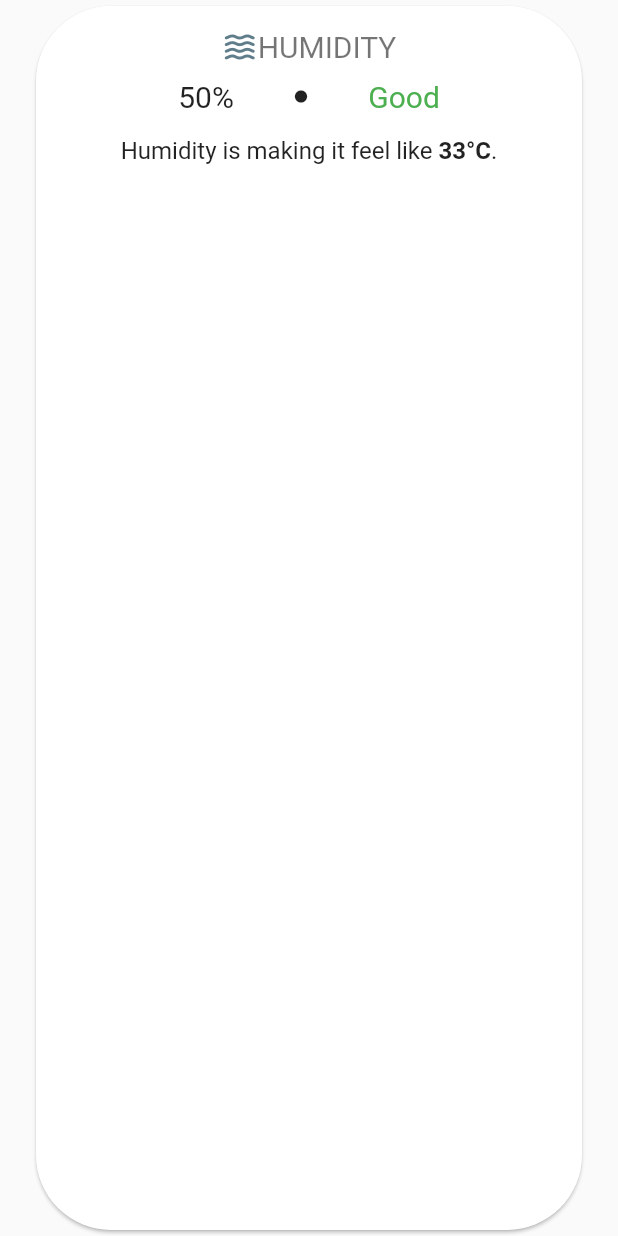
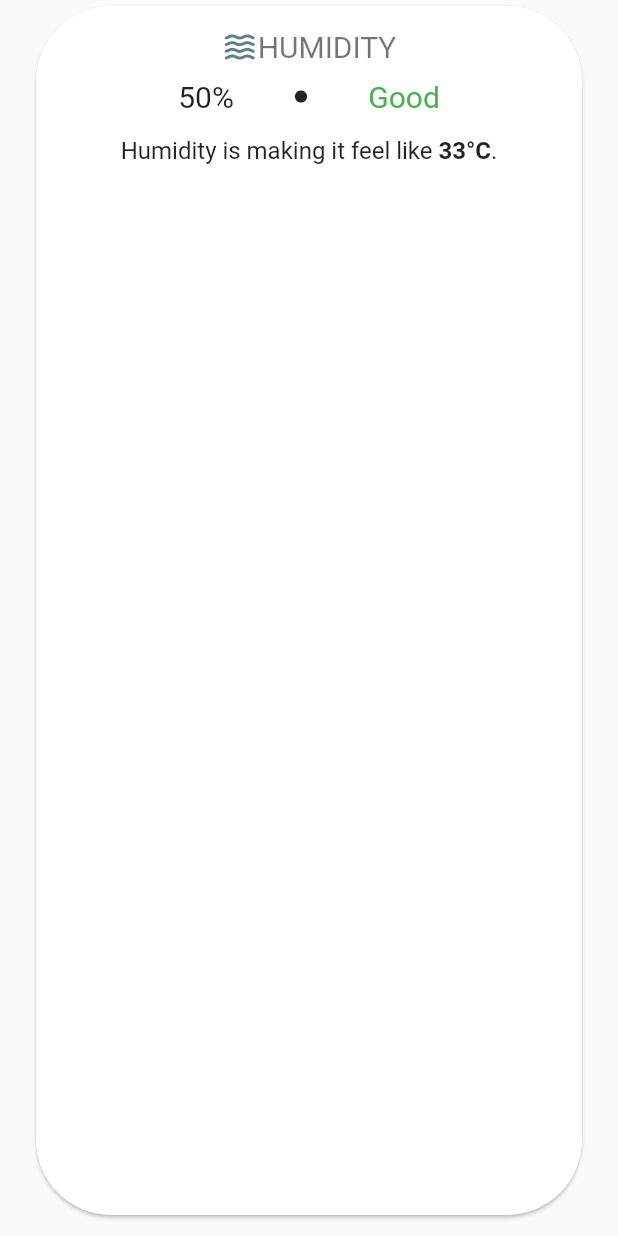
Before and after one commit to evvic/wether, a Flutter app: the LoadedHumidity widget shown alone on an empty page, opened directly, on a phone screen of 412 x 824 dp. Run offline on Flutter 3.47's test engine with Material 2 defaults, Android fonts, the phone set to English and light mode, and no system bars; our stand-ins replace flutter_riverpod, location, sensors_plus; missing offline and left inert: dart:ffi, dashed_circle.

Commit message:
adjusted padding

```diff
--- a/lib/widgets/weather_loaded/loaded_humidity.dart
+++ b/lib/widgets/weather_loaded/loaded_humidity.dart
@@ -75,7 +75,7 @@ class _LoadedHumidity extends State<LoadedHumidity> {
   @override
   Widget build(BuildContext context) {
     return Padding(
-      padding: const EdgeInsets.only(left: 20.0, right: 20.0),
+      padding: const EdgeInsets.only(left: 20.0, right: 20.0, bottom: 10.0),
       child: Container(
           width: double.infinity,
           child: Card(
```
Also changed, not shown: lib/widgets/weather_loaded/loaded_wind_pres_row.dart (+6 -4 lines).
